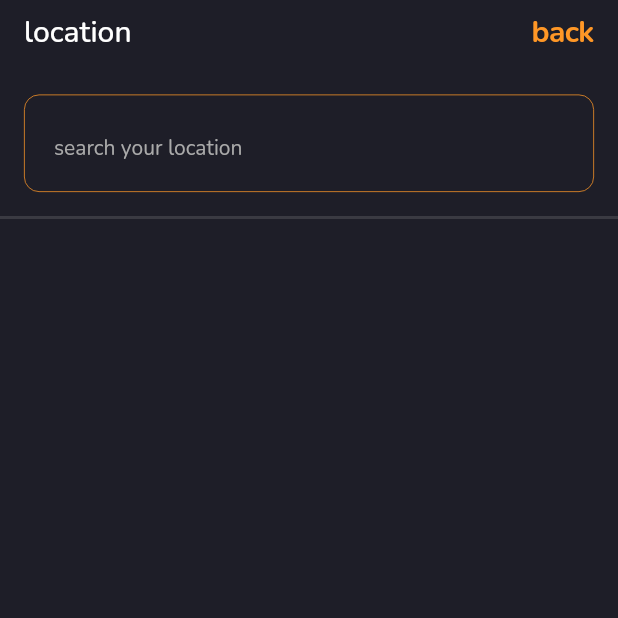
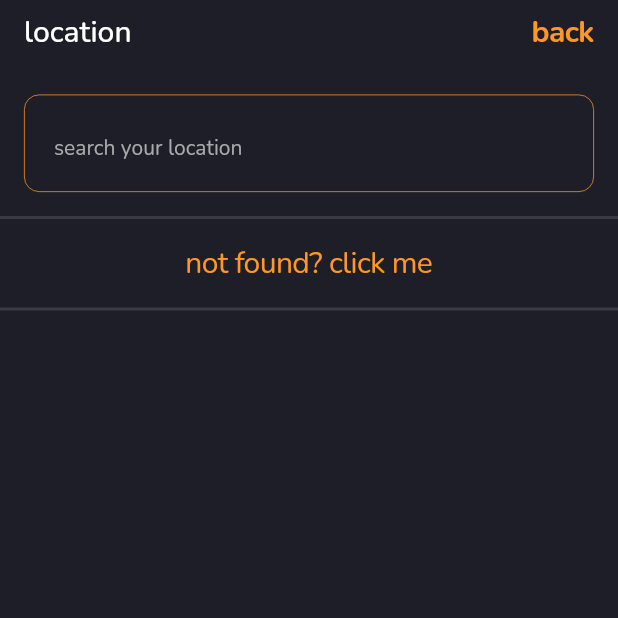
Before and after one commit to arutyun88/ovesdu_mobile, a Flutter app: the _LocationScreen screen opened directly, on a phone screen of 412 x 824 dp, the top half of it. Run offline on Flutter 3.47's test engine with Material 2 defaults, Android fonts, the phone set to English and light mode, and no system bars; our stand-ins replace bloc_concurrency, device_info_plus, dio, flutter_bloc, freezed_annotation, get_it and 3 more; accounts and stored records are empty; generated files the repository leaves out were written again.

Commit message:
auth: register: location: search in DB and remote

```diff
--- a/lib/feature/location/domain/location_repository.dart
+++ b/lib/feature/location/domain/location_repository.dart
@@ -1,5 +1,7 @@
-import 'package:ovesdu_mobile/feature/location/domain/entities/location_entity/location_entity.dart';
+import 'entities/location_entity/location_entity.dart';
 
 abstract class LocationRepository {
   Future<List<LocationEntity>> getLocations(String query);
+
+  Future<List<LocationEntity>> saveLocations(String query);
 }
--- a/lib/feature/location/domain/state/location_cubit.dart
+++ b/lib/feature/location/domain/state/location_cubit.dart
@@ -15,17 +15,19 @@ part 'location_cubit.freezed.dart';
 class LocationCubit extends Bloc<LocationEvent, LocationState> {
   LocationCubit(this.locationRepository) : super(LocationState.init()) {
     on<LocationEventGet>(
-      (event, emit) => getLocation(event.query, emit),
+      (event, emit) => getLocation(event.query, event.remote, emit),
       transformer: restartable(),
     );
   }
 
   final LocationRepository locationRepository;
 
-  Future<void> getLocation(String query, Emitter emit) async {
+  Future<void> getLocation(String query, bool remote, Emitter emit) async {
     emit(LocationState.requested());
     try {
-      final result = await locationRepository.getLocations(query);
+      final result = remote
+          ? await locationRepository.saveLocations(query)
+          : await locationRepository.getLocations(query);
       emit(LocationState.received(result));
     } catch (error, stackTrace) {
       emit(LocationState.error(ErrorEntity.fromException(error)));
--- a/lib/feature/location/domain/state/location_event.dart
+++ b/lib/feature/location/domain/state/location_event.dart
@@ -2,5 +2,5 @@ part of 'location_cubit.dart';
 
 @freezed
 class LocationEvent with _$LocationEvent {
-  const factory LocationEvent.get(String query) = LocationEventGet;
+  const factory LocationEvent.get(String query, bool remote) = LocationEventGet;
 }
--- a/lib/feature/location/ui/location_screen.dart
+++ b/lib/feature/location/ui/location_screen.dart
@@ -42,6 +42,7 @@ class _LocationScreenState extends State<_LocationScreen> {
   late final ValueNotifier<List<String>> _notifications = ValueNotifier([]);
   late AppLocalizations _dictionary;
   late String _serverMessage = '';
+  late bool _remote = false;
 
   @override
   void initState() {
@@ -141,28 +142,28 @@ class _LocationScreenState extends State<_LocationScreen> {
                   thickness: 2,
                   color: AppColors.hintTextColor.withOpacity(.2),
                 ),
-                // Padding(
-                //   padding: const EdgeInsets.all(16.0),
-                //   child: CupertinoButton(
-                //     minSize: 0,
-                //     padding: EdgeInsets.zero,
-                //     child: Text(
-                //       'use my current location',
-                //       style: _theme.textTheme.headline6?.copyWith(
-                //         color: AppColors.orange,
-                //         fontWeight: FontWeight.w700,
-                //       ),
-                //     ),
-                //     onPressed: () {
-                //       onTapToCurrent(context.read<LocationCubit>());
-                //     },
-                //   ),
-                // ),
-                // Divider(
-                //   height: 2,
-                //   thickness: 2,
-                //   color: AppColors.hintTextColor.withOpacity(.2),
-                // ),
+                Padding(
+                  padding: const EdgeInsets.all(16.0),
+                  child: CupertinoButton(
+                    minSize: 0,
+                    padding: EdgeInsets.zero,
+                    child: Text(
+                      _dictionary.locationResourceChange,
+                      style: _theme.textTheme.headline6?.copyWith(
+                        color: AppColors.orange,
+                        fontWeight: FontWeight.w400,
+                      ),
+                    ),
+                    onPressed: () {
+                      onTapToCurrent(context.read<LocationCubit>());
+                    },
+                  ),
+                ),
+                Divider(
+                  height: 2,
+                  thickness: 2,
+                  color: AppColors.hintTextColor.withOpacity(.2),
+                ),
                 Expanded(
                   child: ListView.builder(
                     itemCount: _values.length,
@@ -181,12 +182,12 @@ class _LocationScreenState extends State<_LocationScreen> {
   }
 
   void onChange(LocationCubit cubit, String value) {
-    cubit.add(LocationEventGet(value));
+    cubit.add(LocationEventGet(value, _remote));
   }
 
   void onTapToCurrent(LocationCubit cubit) {
-    counter = ++counter;
-    cubit.add(LocationEventGet('some query: count: $counter'));
+    _remote = true;
+    cubit.add(LocationEventGet(_cityController.text, _remote));
   }
 
   void _notificationsUpdate(String message) {
--- a/lib/l10n/app_en.arb
+++ b/lib/l10n/app_en.arb
@@ -76,6 +76,7 @@
   "cityLabel": "city",
   "setLocation": "location",
   "locationHint": "search your location",
+  "locationResourceChange": "not found? click me",
   "dateInvalid": "incorrect date of birth",
   "isUnderage": "registration is not possible because you are a minor",
   "nameInvalid": "incorrect first or last name",
--- a/lib/l10n/app_fr.arb
+++ b/lib/l10n/app_fr.arb
@@ -49,6 +49,7 @@
   "cityLabel": "city",
   "setLocation": "location",
   "locationHint": "search your location",
+  "locationResourceChange": "not found? click me",
   "dateInvalid": "incorrect date of birth",
   "isUnderage": "registration is not possible because you are a minor",
   "nameInvalid": "incorrect first or last name",
--- a/lib/l10n/app_hy.arb
+++ b/lib/l10n/app_hy.arb
@@ -49,6 +49,7 @@
   "cityLabel": "քաղաք",
   "setLocation": "գտնվելու վայրը",
   "locationHint": "որոնել ձեր գտնվելու վայրը",
+  "locationResourceChange": "չի գտնվել? սեղմիր ինձ",
   "dateInvalid": "ծննդյան սխալ ամսաթիվ",
   "isUnderage": "գրանցումը հնարավոր չէ, քանի որ դուք անչափահաս եք",
   "nameInvalid": "սխալ անուն կամ ազգանուն",
--- a/lib/l10n/app_ru.arb
+++ b/lib/l10n/app_ru.arb
@@ -49,6 +49,7 @@
   "cityLabel": "город",
   "setLocation": "местоположение",
   "locationHint": "поиск вашего местоположения",
+  "locationResourceChange": "не нашёл? нажми",
   "dateInvalid": "некорректная дата рождения",
   "isUnderage": "регистрация невозможна, так как вы несовершеннолетний",
   "nameInvalid": "некорректное имя или фамилия",
--- a/lib/main.dart
+++ b/lib/main.dart
@@ -3,7 +3,7 @@ import 'package:ovesdu_mobile/app/ui/main_app_builder.dart';
 import 'package:ovesdu_mobile/app/ui/main_app_runner.dart';
 
 void main() async {
-  const env = String.fromEnvironment('env', defaultValue: Environment.test);
+  const env = String.fromEnvironment('env', defaultValue: Environment.dev);
   final runner = MainAppRunner(env);
   final builder = MainAppBuilder();
   runner.run(builder);
```
Also changed, not shown: lib/feature/location/data/local_location_repository.dart (+14 -0 lines), lib/feature/location/data/mock_location_repository.dart (+25 -0 lines), lib/feature/location/data/network_location_repository.dart (+14 -0 lines), lib/feature/location/domain/state/location_cubit.freezed.dart.
